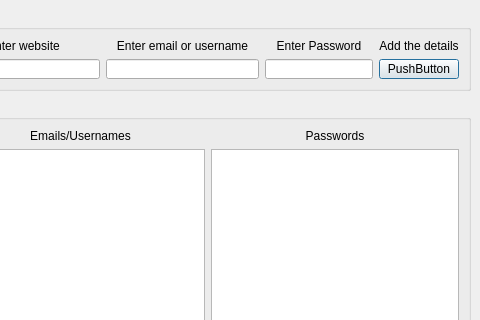
JamesSatherley/Password-Manager, file pw_manager_qt/dialog.ui: the form before one commit; both pictures show x 320 to 800 and y 0 to 320 of the 800 by 600 pixel window.
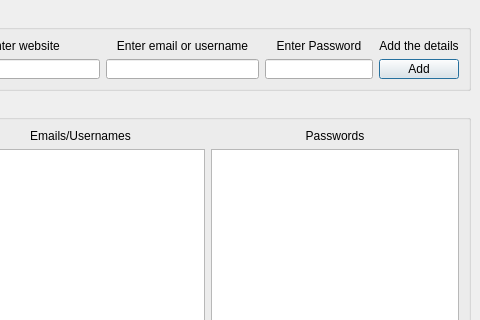
The form after the commit.

Diff of the .ui file:
```diff
--- a/pw_manager_qt/dialog.ui
+++ b/pw_manager_qt/dialog.ui
@@ -45,7 +45,7 @@
        </sizepolicy>
       </property>
       <property name="text">
-       <string>PushButton</string>
+       <string>Add</string>
       </property>
      </widget>
     </item>
```
